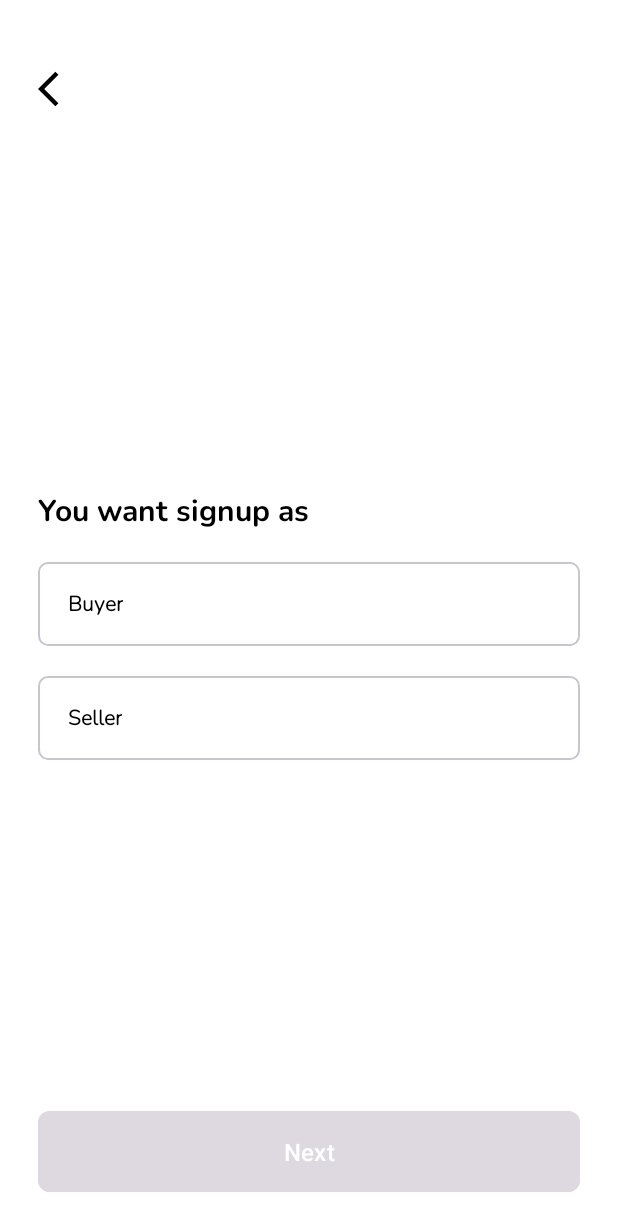
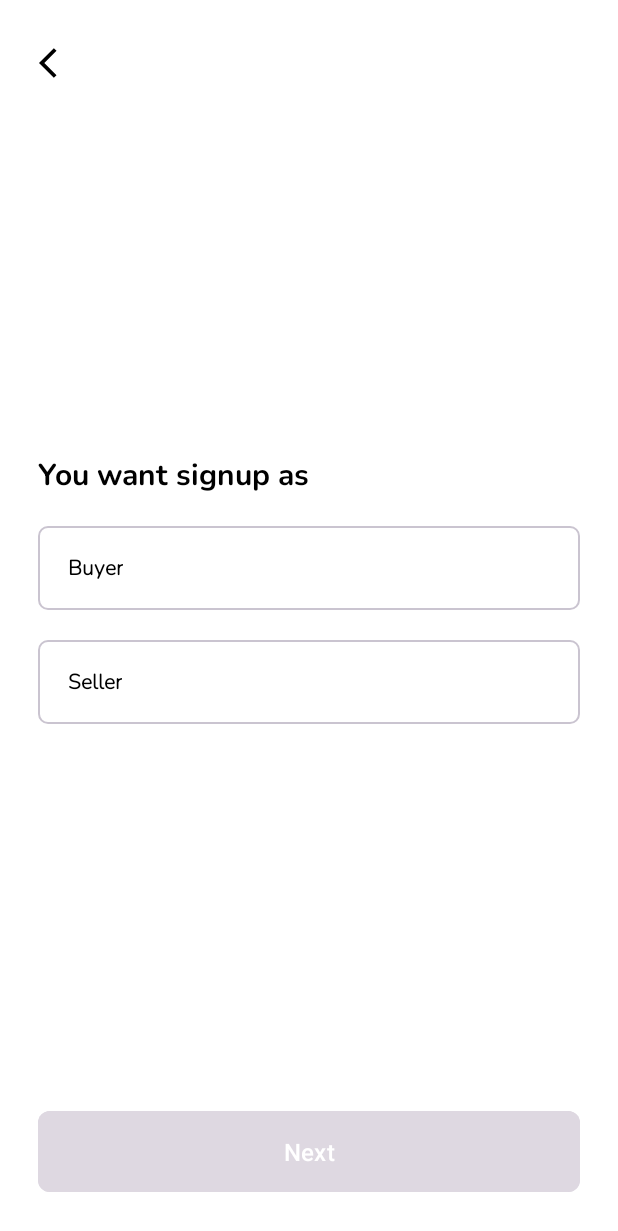
Before and after one commit to jajan-yuk/mobile-jajanyuk, an Android app: the ChooseRegisterActivity screen opened directly, with no data from a screen before it, on a phone screen of 412 x 824 dp. Shown: the top 1231 px of the screen. Run offline under Robolectric (Android 15) with nearby library versions, the phone set to English and light mode, and no system bars.

Commit message:
chore: update style back

```diff
--- a/app/src/main/java/com/example/jajanyuk/ui/auth/register/ChooseRegisterActivity.kt
+++ b/app/src/main/java/com/example/jajanyuk/ui/auth/register/ChooseRegisterActivity.kt
@@ -22,9 +22,8 @@
         binding = ActivityChooseRegisterBinding.inflate(layoutInflater)
         setContentView(binding.root)
 
-        binding.ivBack.setOnClickListener {
-            startActivity(Intent(this@ChooseRegisterActivity, LoginActivity::class.java))
-            finish()
+        binding.topAppBar.setNavigationOnClickListener {
+            onBackPressed()
         }
         binding.btnDisabled.isEnabled = true
 
--- /dev/null
+++ b/app/src/main/res/drawable/ic_baseline_arrow_back_ios_24.xml
@@ -0,0 +1,5 @@
+<vector android:autoMirrored="true" android:height="24dp"
+    android:tint="#000000" android:viewportHeight="24"
+    android:viewportWidth="24" android:width="24dp" xmlns:android="http://schemas.android.com/apk/res/android">
+    <path android:fillColor="@android:color/white" android:pathData="M11.67,3.87L9.9,2.1 0,12l9.9,9.9 1.77,-1.77L3.54,12z"/>
+</vector>
--- a/app/src/main/res/layout/activity_choose_register.xml
+++ b/app/src/main/res/layout/activity_choose_register.xml
@@ -4,19 +4,33 @@
     xmlns:tools="http://schemas.android.com/tools"
     android:layout_width="match_parent"
     android:layout_height="match_parent"
-    android:padding="25dp"
     android:background="@color/white"
     tools:context=".ui.auth.register.ChooseRegisterActivity">
 
-    <ImageView
-        android:id="@+id/iv_back"
-        android:layout_width="28dp"
-        android:layout_height="28dp"
-        android:src="@drawable/ic_back"
-        android:layout_marginTop="20dp"
+    <com.google.android.material.appbar.AppBarLayout
+        android:id="@+id/appBarLayout"
+        android:layout_width="match_parent"
+        android:layout_height="wrap_content"
+        android:layout_marginLeft="10dp"
+        android:layout_marginTop="10dp"
+        app:layout_constraintEnd_toEndOf="parent"
         app:layout_constraintStart_toStartOf="parent"
-        app:layout_constraintTop_toTopOf="parent"
+        app:layout_constraintTop_toTopOf="parent">
+
+        <com.google.android.material.appbar.MaterialToolbar
+            android:id="@+id/topAppBar"
+            android:layout_width="match_parent"
+            android:layout_height="?attr/actionBarSize"
+            android:background="@color/white"
+            app:navigationIcon="@drawable/ic_baseline_arrow_back_ios_24"
             />
+    </com.google.android.material.appbar.AppBarLayout>
+    <androidx.constraintlayout.widget.ConstraintLayout
+        android:layout_width="match_parent"
+        android:layout_height="match_parent"
+app:layout_constraintTop_toBottomOf="@id/appBarLayout"
+        android:padding="25dp"
+        >
 
         <LinearLayout
             android:layout_width="match_parent"
@@ -26,7 +40,7 @@
             android:layout_marginBottom="40dp"
             app:layout_constraintEnd_toEndOf="parent"
             app:layout_constraintStart_toStartOf="parent"
-        app:layout_constraintTop_toBottomOf="@+id/iv_back">
+            app:layout_constraintTop_toTopOf="parent">
 
             <com.google.android.material.textview.MaterialTextView
                 android:id="@+id/tvTitle"
@@ -126,3 +140,5 @@
             />
 
     </androidx.constraintlayout.widget.ConstraintLayout>
+
+</androidx.constraintlayout.widget.ConstraintLayout>
```
Also changed, not shown: app/src/main/java/com/example/jajanyuk/ui/auth/register/RegisterActivity.kt (+3 -7 lines), app/src/main/res/layout/activity_register.xml (+27 -11 lines). Lines whose indentation alone changed are shown as unchanged.
